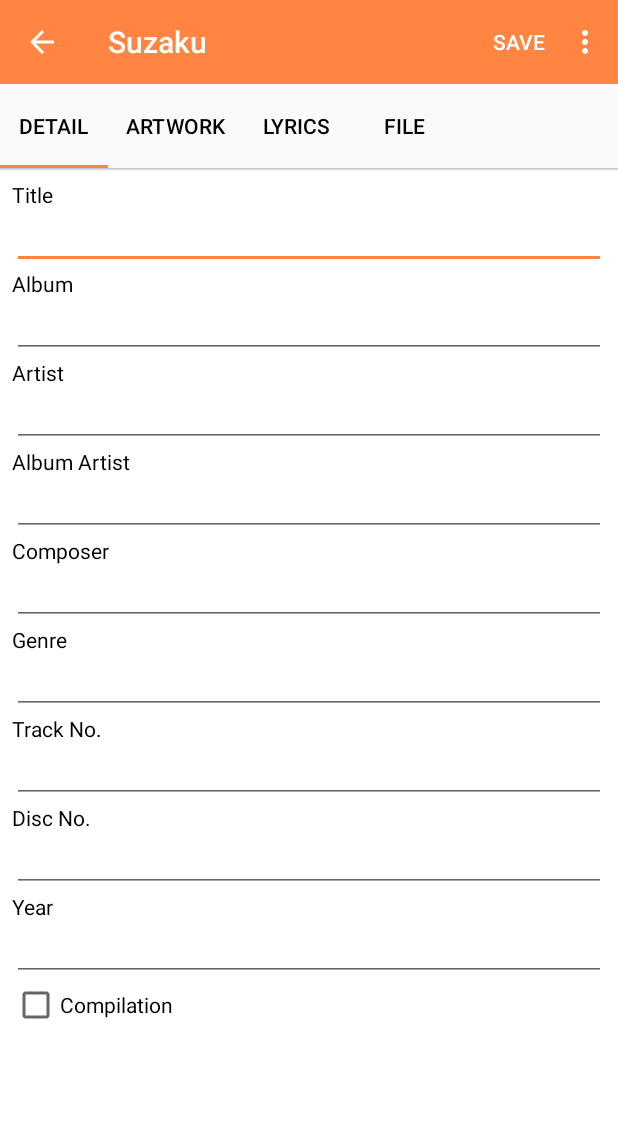
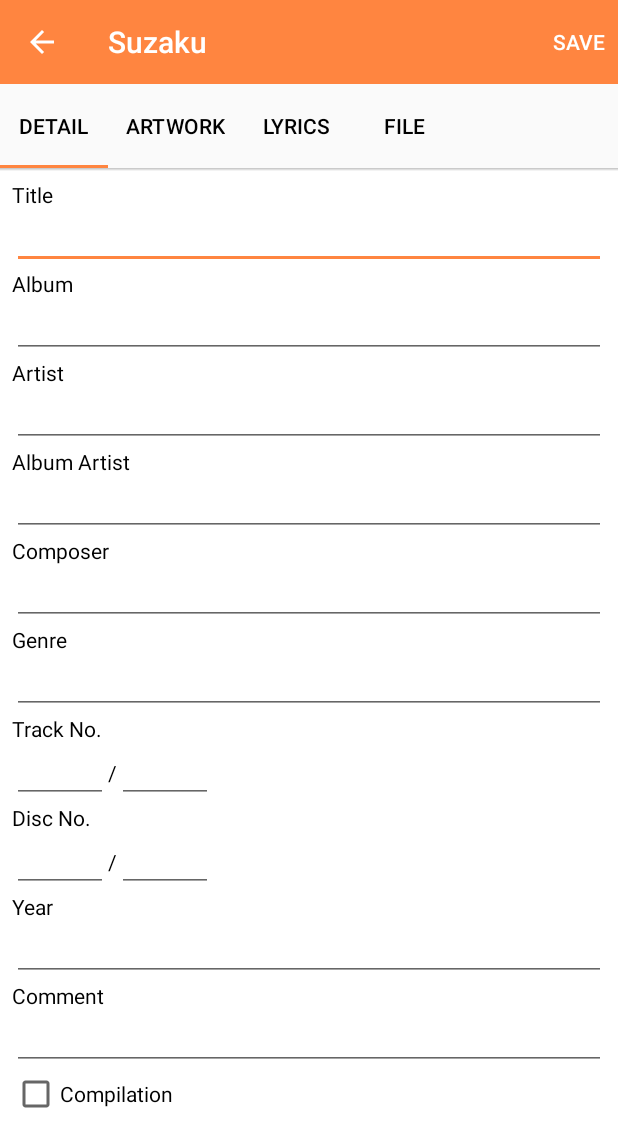
Before and after one commit to safu9/Suzaku, an Android app: the TrackDetailActivity screen opened directly, with no data from a screen before it, on a phone screen of 412 x 824 dp. Shown: the top 1147 px of the screen. Run offline under Robolectric (Android 15) with nearby library versions, the phone set to English and light mode, and no system bars; 19 statements that could not run were skipped.

Commit message:
Add Writing Tag Func
Fix TrackDetailActivity
Add methods to TagLibWrapper

```diff
--- a/app/src/main/java/com/citrus/suzaku/TagLibHelper.java
+++ b/app/src/main/java/com/citrus/suzaku/TagLibHelper.java
@@ -1,6 +1,6 @@
 package com.citrus.suzaku;
 //
-// Created by $USER_NAME on 2017/05/17
+// Created by safu on 2017/05/17
 
 public class TagLibHelper
 {
@@ -13,10 +13,33 @@ public class TagLibHelper
     private long tagHandle;
     private long tagMapHandle;
 
-    public native void setFile(String path_);
+    public native void setFile(String path);
     public native void dumpTags();
 
     // Read
+
+    public static final int NUMBER_OF_KEY = 17;
+
+    public static final int KEY_TITLE = 0;
+    public static final int KEY_TITLESORT = 1;
+    public static final int KEY_ARTIST = 2;
+    public static final int KEY_ARTISTSORT = 3;
+    public static final int KEY_ALBUM = 4;
+    public static final int KEY_ALBUMSORT = 5;
+    public static final int KEY_ALBUMARTIST = 6;
+    public static final int KEY_ALBUMARTISTSORT = 7;
+    public static final int KEY_GENRE = 8;
+    public static final int KEY_COMPOSER = 9;
+    public static final int KEY_YEAR = 10;
+    public static final int KEY_LYRICS = 11;
+    public static final int KEY_COMMENT = 12;
+    public static final int KEY_GROUP = 13;
+    public static final int KEY_TRACKNUMBER = 14;
+    public static final int KEY_DISCNUMBER = 15;
+    public static final int KEY_COMPILATION = 16;
+
+
+    public native String getTag(int key);           // ちょっとだけ遅い
 
     public native String getTitle();
     public native String getTitleSort();
@@ -45,6 +68,9 @@ public class TagLibHelper
 
     // Write
 
+    public native void setTag(int key, String value);
+    public native boolean saveTag();
+
     public native void setTitle(String title);
     public native void setTitleSort(String titleSort);
     public native void setArtist(String artist);
--- a/app/src/main/java/com/citrus/suzaku/TrackDetailActivity.java
+++ b/app/src/main/java/com/citrus/suzaku/TrackDetailActivity.java
@@ -1,11 +1,9 @@
 package com.citrus.suzaku;
 
 import android.content.BroadcastReceiver;
-import android.content.ContentValues;
 import android.content.Context;
 import android.content.Intent;
 import android.content.IntentFilter;
-import android.database.sqlite.SQLiteDatabase;
 import android.os.Bundle;
 import android.support.design.widget.TabLayout;
 import android.support.v4.app.Fragment;
@@ -16,6 +14,7 @@ import android.support.v7.app.AppCompatActivity;
 import android.support.v7.widget.Toolbar;
 import android.text.Editable;
 import android.text.TextWatcher;
+import android.util.SparseArray;
 import android.view.LayoutInflater;
 import android.view.Menu;
 import android.view.MenuItem;
@@ -28,8 +27,6 @@ import android.widget.ImageView;
 import android.widget.TextView;
 import android.widget.Toast;
 
-import com.citrus.suzaku.MusicDB.Tracks;
-
 import java.util.ArrayList;
 import java.util.List;
 
@@ -38,7 +35,9 @@ public class TrackDetailActivity extends AppCompatActivity
 {
 	private List<Track> mTracks;
 	private Track mTrack;
-	private ContentValues mValues = new ContentValues();
+
+	private SparseArray<String> mTag = new SparseArray<>();
+	private SparseArray<String> mChangedTag = new SparseArray<>();
 
 	private DatabaseBroadcastReceiver receiver;
 
@@ -75,9 +74,13 @@ public class TrackDetailActivity extends AppCompatActivity
 		//! EXPERIMENTAL
 		TagLibHelper tagHelper = new TagLibHelper();
 		tagHelper.setFile(mTrack.path);
+
 		tagHelper.dumpTags();
+		for(int i = 0; i < TagLibHelper.NUMBER_OF_KEY; i++){
+			mTag.put(i, tagHelper.getTag(i));
+		}
+
 		tagHelper.release();
-
 
 		// UI
 
@@ -157,38 +160,49 @@ public class TrackDetailActivity extends AppCompatActivity
 				finish();
 				return true;
 
-			case R.id.menu_update:
-				Intent intent = new Intent(MusicDBService.ACTION_UPDATE_TRACK);
-				intent.putExtra(MusicDBService.INTENT_KEY_TRACK, mTrack);
-				intent.setPackage(App.PACKAGE);
-				startService(intent);
-				return true;
-
 			default:
 				return super.onOptionsItemSelected(item);
 		}
 	}
 
-	private void saveContentValues(ContentValues values)
+	private SparseArray<String> getTag()
 	{
-		mValues.putAll(values);
+		return mTag;
+	}
+
+	private void saveTagChanges(int key, String value)
+	{
+		mChangedTag.put(key, value);
 	}
 
 	private void saveTrackInfo()
 	{
-		if(mValues.size() == 0){
+		int size = mChangedTag.size();
+		if(size == 0){
 			return;
 		}
 
-		SQLiteDatabase db = MusicDBHelper.getInstanceForWriting().getWritableDatabase();
-		try{
-			MusicDB mdb = new MusicDB(db);
-			mdb.updateTrack(mTrack.id, mValues);
-		}finally{
-		//	db.close();
+		// ファイルに書き込み
+		TagLibHelper tagHelper = new TagLibHelper();
+		tagHelper.setFile(mTrack.path);
+
+		for(int i = 0; i < size; i++){
+			tagHelper.setTag(mChangedTag.keyAt(i), mChangedTag.valueAt(i));
 		}
+		boolean ret = tagHelper.saveTag();
+		tagHelper.release();
 
-		Toast.makeText(this, R.string.notify_saved_changes, Toast.LENGTH_SHORT).show();
+		if(ret){
+			// データベースを更新
+			Intent intent = new Intent(MusicDBService.ACTION_UPDATE_TRACK);
+			intent.putExtra(MusicDBService.INTENT_KEY_PATH, mTrack.path);
+			intent.setPackage(App.PACKAGE);
+			startService(intent);
+
+			Toast.makeText(this, R.string.notify_saved_changes, Toast.LENGTH_SHORT).show();
+		}else{
+			Toast.makeText(this, R.string.cant_save_changes, Toast.LENGTH_SHORT).show();
+		}
 	}
 
 	private class MyPagerAdapter extends FragmentStatePagerAdapter
@@ -299,21 +313,22 @@ public class TrackDetailActivity extends AppCompatActivity
 
 	public static class InfoFragment extends Fragment
 	{
-		private static final int ITEM_NUM = 9;
+		private static final int ITEM_NUM = 10;
 
-		private static final String[] keys = {
-			Tracks.TITLE,
-			Tracks.ALBUM,
-			Tracks.ARTIST,
-			Tracks.ALBUMARTIST,
-			Tracks.COMPOSER,
-			Tracks.GENRE,
-			Tracks.TRACK_NO,
-			Tracks.DISC_NO,
-			Tracks.YEAR
+		private static final int[] KEYS = {
+			TagLibHelper.KEY_TITLE,
+			TagLibHelper.KEY_ALBUM,
+			TagLibHelper.KEY_ARTIST,
+			TagLibHelper.KEY_ALBUMARTIST,
+			TagLibHelper.KEY_COMPOSER,
+			TagLibHelper.KEY_GENRE,
+			TagLibHelper.KEY_TRACKNUMBER,
+			TagLibHelper.KEY_DISCNUMBER,
+			TagLibHelper.KEY_YEAR,
+			TagLibHelper.KEY_COMMENT
 		};
 
-		private static final int[] ids = {
+		private static final int[] IDS = {
 			R.id.title,
 			R.id.album,
 			R.id.artist,
@@ -322,7 +337,8 @@ public class TrackDetailActivity extends AppCompatActivity
 			R.id.genre,
 			R.id.track_no,
 			R.id.disc_no,
-			R.id.year
+			R.id.year,
+			R.id.comment
 		};
 
 		private Track mTrack;
@@ -350,7 +366,7 @@ public class TrackDetailActivity extends AppCompatActivity
 			View view = inflater.inflate(R.layout.fragment_track_detail_info, container, false);
 
 			for(int i = 0; i < ITEM_NUM; i++){
-				mEditTexts[i] = (EditText)view.findViewById(ids[i]);
+				mEditTexts[i] = (EditText)view.findViewById(IDS[i]);
 				mEditTexts[i].addTextChangedListener(new MyTextWatcher(i));
 			}
 			compilationCheckBox = (CheckBox)view.findViewById(R.id.compilation);
@@ -362,15 +378,21 @@ public class TrackDetailActivity extends AppCompatActivity
 
 		private void updateView()
 		{
-			ContentValues values = mTrack.getContentValues();
+			SparseArray<String> tag = ((TrackDetailActivity)getActivity()).getTag();
 
 			isEditing = true;
 			for(int i = 0; i < ITEM_NUM; i++){
-				mEditTexts[i].setText(values.getAsString(keys[i]));
+				mEditTexts[i].setText(tag.get(KEYS[i]));
 			}
 			isEditing = false;
 
-			compilationCheckBox.setChecked(values.getAsBoolean(Tracks.COMPILATION));
+			boolean isCompilation = false;
+			try{
+				isCompilation = (Integer.parseInt(tag.get(TagLibHelper.KEY_COMPILATION)) > 0);
+			}catch(NumberFormatException e){
+				// e.printStackTrace();
+			}
+			compilationCheckBox.setChecked(isCompilation);
 		}
 
 		private class MyTextWatcher implements TextWatcher
@@ -396,10 +418,8 @@ public class TrackDetailActivity extends AppCompatActivity
 					return;
 				}
 
-				ContentValues values = new ContentValues();
-				values.put(keys[mNumber], mEditTexts[mNumber].getText().toString());
-
-				((TrackDetailActivity)getActivity()).saveContentValues(values);
+				String values = mEditTexts[mNumber].getText().toString();
+				((TrackDetailActivity)getActivity()).saveTagChanges(KEYS[mNumber], values);
 			}
 
 			@Override
@@ -477,13 +497,8 @@ public class TrackDetailActivity extends AppCompatActivity
 
 		private void updateView()
 		{
-			//! EXPERIMENTAL
-			TagLibHelper tagHelper = new TagLibHelper();
-			tagHelper.setFile(mTrack.path);
-			String lyrics = tagHelper.getLyrics();
-			tagHelper.release();
-
-			lyricsEditText.setText(lyrics);
+			SparseArray<String> tag = ((TrackDetailActivity)getActivity()).getTag();
+			lyricsEditText.setText(tag.get(TagLibHelper.KEY_LYRICS));
 		}
 	}
 
@@ -537,7 +552,7 @@ public class TrackDetailActivity extends AppCompatActivity
 			tagHelper.setFile(mTrack.path);
 
 			int length = tagHelper.getLength();
-			lengthTextView.setText((length / 60) + ":" + (length % 60));
+			lengthTextView.setText(String.format("%d:%02d", length / 60, length % 60));
 			bitrateTextView.setText(tagHelper.getBitrate() + "kbps");
 			sampleRateTextView.setText((tagHelper.getSampleRate() / 1000.0) + "kHz");
 			channelsTextView.setText(Integer.toString(tagHelper.getChannels()));
--- a/app/src/main/res/layout/fragment_track_detail_info.xml
+++ b/app/src/main/res/layout/fragment_track_detail_info.xml
@@ -9,7 +9,7 @@
 
 		<LinearLayout
 			android:layout_width="fill_parent"
-			android:layout_height="fill_parent"
+			android:layout_height="wrap_content"
 			android:padding="@dimen/margin_small"
 			android:orientation="vertical">
 
@@ -110,13 +110,35 @@
 				android:textSize="@dimen/text_small"
 				android:textColor="@color/black"/>
 
+			<LinearLayout
+				android:layout_width="match_parent"
+				android:layout_height="wrap_content"
+				android:orientation="horizontal">
 				<EditText
 					android:id="@+id/track_no"
-				android:layout_width="fill_parent"
+					android:layout_width="wrap_content"
 					android:layout_height="wrap_content"
 					android:textSize="@dimen/text_small"
 					android:textColor="@color/black"
+					android:ems="4"
 					android:inputType="number"/>
+
+				<TextView
+					android:layout_width="wrap_content"
+					android:layout_height="wrap_content"
+					android:textSize="@dimen/text_small"
+					android:textColor="@color/black"
+					android:text="/"/>
+
+				<EditText
+					android:id="@+id/track_count"
+					android:layout_width="wrap_content"
+					android:layout_height="wrap_content"
+					android:textSize="@dimen/text_small"
+					android:textColor="@color/black"
+					android:ems="4"
+					android:inputType="number"/>
+			</LinearLayout>
 
 			<TextView
 				android:text="@string/disc_no"
@@ -125,13 +147,35 @@
 				android:textSize="@dimen/text_small"
 				android:textColor="@color/black"/>
 
+			<LinearLayout
+				android:layout_width="match_parent"
+				android:layout_height="wrap_content"
+				android:orientation="horizontal">
 				<EditText
 					android:id="@+id/disc_no"
-				android:layout_width="fill_parent"
+					android:layout_width="wrap_content"
 					android:layout_height="wrap_content"
 					android:textSize="@dimen/text_small"
 					android:textColor="@color/black"
+					android:ems="4"
 					android:inputType="number"/>
+
+				<TextView
+					android:layout_width="wrap_content"
+					android:layout_height="wrap_content"
+					android:textSize="@dimen/text_small"
+					android:textColor="@color/black"
+					android:text="/"/>
+
+				<EditText
+					android:id="@+id/disc_count"
+					android:layout_width="wrap_content"
+					android:layout_height="wrap_content"
+					android:textSize="@dimen/text_small"
+					android:textColor="@color/black"
+					android:ems="4"
+					android:inputType="number"/>
+			</LinearLayout>
 
 			<TextView
 				android:text="@string/year"
@@ -148,6 +192,19 @@
 				android:textColor="@color/black"
 				android:inputType="number"/>
 
+			<TextView
+				android:text="@string/comment"
+				android:layout_width="wrap_content"
+				android:layout_height="wrap_content"
+				android:textSize="@dimen/text_small"
+				android:textColor="@color/black"/>
+
+			<EditText
+				android:id="@+id/comment"
+				android:layout_width="fill_parent"
+				android:layout_height="wrap_content"
+				android:textSize="@dimen/text_small"
+				android:textColor="@color/black"/>
 
 			<CheckBox
 				android:id="@+id/compilation"
--- a/app/src/main/res/menu/menu_activity_track_detail.xml
+++ b/app/src/main/res/menu/menu_activity_track_detail.xml
@@ -6,9 +6,4 @@
         android:title="@string/save"
 		app:showAsAction="ifRoom" />
 
-
-	<item
-        android:id="@+id/menu_update"
-        android:title="@string/update"/>
-
 </menu>
--- a/app/src/main/res/values/strings.xml
+++ b/app/src/main/res/values/strings.xml
@@ -36,11 +36,12 @@
 	<string name="year">Year</string>
 	<string name="lyrics">Lyrics</string>
 	<string name="playlist">Playlist</string>
-	<string name="path">Path</string>
 	<string name="compilation">Compilation</string>
+	<string name="comment">Comment</string>
 
 	<string name="name">Name</string>
 
+	<string name="path">Path</string>
 	<string name="bitrate">Bitrate</string>
 	<string name="sample_rate">Sample rate</string>
 	<string name="channels">Channels</string>
@@ -111,6 +112,7 @@
 	<string name="warn_title_already_exists">The title already exists.</string>
 
 	<string name="notify_saved_changes">Saved changes.</string>
+	<string name="cant_save_changes">Can\'t save changes.</string>
 
 	<string name="notify_scanning">Scanning…</string>
 	<string name="notify_scan_finished">Scan finished.</string>
```
Also changed, not shown: app/src/main/java/com/citrus/suzaku/MusicDBService.java (+6 -6 lines), 2 other files. Lines whose indentation alone changed are shown as unchanged.
